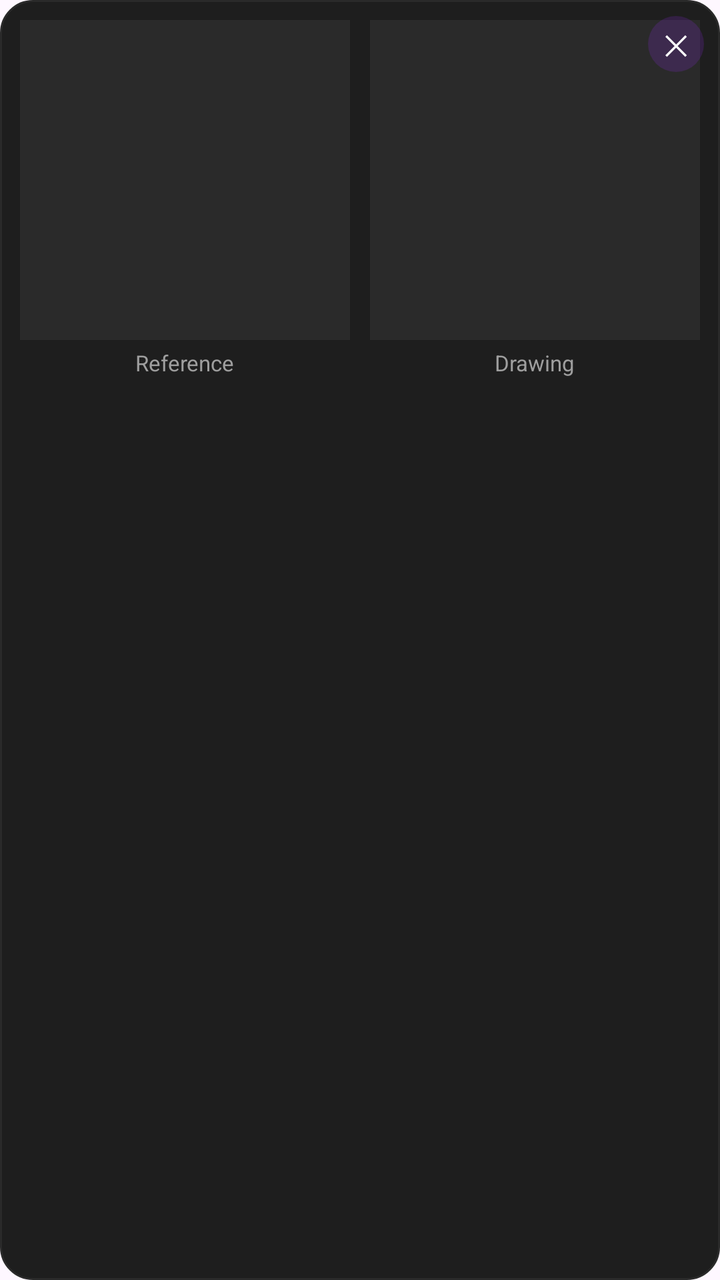
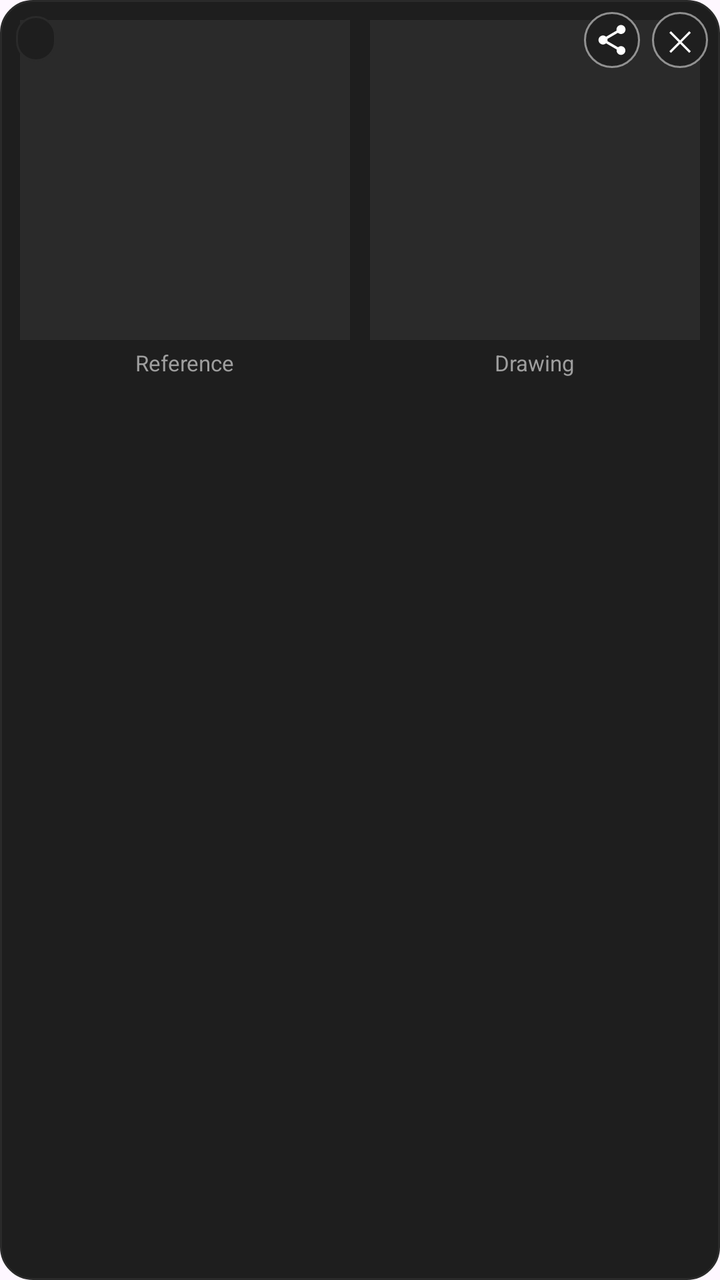

Before-and-after screenshots of an Android layout around one commit, followed by the original layout XML and the change that was made.
<!-- AndroidManifest.xml: application theme Theme.DrawingApplication -->
<!-- res/layout/item_gallery_pair.xml -->
<?xml version="1.0" encoding="utf-8"?>
<FrameLayout xmlns:android="http://schemas.android.com/apk/res/android"
    android:layout_width="match_parent"
    android:layout_height="wrap_content"
    android:layout_marginBottom="14dp"
    android:background="@drawable/menu_item_bg">

    <LinearLayout
        android:layout_width="match_parent"
        android:layout_height="wrap_content"
        android:orientation="horizontal"
        android:padding="10dp">

        <LinearLayout
            android:id="@+id/sideReference"
            android:layout_width="0dp"
            android:layout_height="wrap_content"
            android:layout_marginEnd="5dp"
            android:layout_weight="1"
            android:orientation="vertical">

            <ImageView
                android:id="@+id/imgReference"
                android:layout_width="match_parent"
                android:layout_height="160dp"
                android:background="#2A2A2A"
                android:contentDescription="Reference image"
                android:scaleType="centerCrop" />

            <TextView
                android:layout_width="match_parent"
                android:layout_height="wrap_content"
                android:gravity="center_horizontal"
                android:paddingTop="4dp"
                android:text="Reference"
                android:textColor="#9E9E9E"
                android:textSize="11sp" />

        </LinearLayout>

        <LinearLayout
            android:id="@+id/sideDrawing"
            android:layout_width="0dp"
            android:layout_height="wrap_content"
            android:layout_marginStart="5dp"
            android:layout_weight="1"
            android:orientation="vertical">

            <ImageView
                android:id="@+id/imgResult"
                android:layout_width="match_parent"
                android:layout_height="160dp"
                android:background="#2A2A2A"
                android:contentDescription="Your drawing"
                android:scaleType="centerCrop" />

            <TextView
                android:layout_width="match_parent"
                android:layout_height="wrap_content"
                android:gravity="center_horizontal"
                android:paddingTop="4dp"
                android:text="Drawing"
                android:textColor="#9E9E9E"
                android:textSize="11sp" />

        </LinearLayout>

    </LinearLayout>

    <TextView
        android:id="@+id/btnRemovePair"
        android:layout_width="28dp"
        android:layout_height="28dp"
        android:layout_gravity="top|end"
        android:layout_margin="8dp"
        android:background="@drawable/menu_icon_bg"
        android:clickable="true"
        android:focusable="true"
        android:gravity="center"
        android:text="✕"
        android:textColor="#FFFFFF"
        android:textSize="14sp" />

</FrameLayout>
<!-- resources referenced by this layout -->
<resources>
  <!-- drawable menu_icon_bg (drawable) -->
  <?xml version="1.0" encoding="utf-8"?>
  <shape xmlns:android="http://schemas.android.com/apk/res/android"
      android:shape="oval">
      <solid android:color="#33892CDC" />
  </shape>
  <!-- drawable menu_item_bg (drawable) -->
  <?xml version="1.0" encoding="utf-8"?>
  <shape xmlns:android="http://schemas.android.com/apk/res/android"
      android:shape="rectangle">
      <solid android:color="#1E1E1E" />
      <corners android:radius="16dp" />
      <stroke
          android:width="1dp"
          android:color="#2A2A2A" />
  </shape>
  <style name="Theme.DrawingApplication" parent="Base.Theme.DrawingApplication" />
  <style name="Base.Theme.DrawingApplication" parent="Theme.Material3.DayNight.NoActionBar">
          
          
      </style>
</resources>

<!-- the commit's change to res/layout/item_gallery_pair.xml (unified diff, before → after) -->
@@ -68,17 +68,50 @@
     </LinearLayout>
 
     <TextView
-        android:id="@+id/btnRemovePair"
-        android:layout_width="28dp"
-        android:layout_height="28dp"
+        android:id="@+id/tvDate"
+        android:layout_width="wrap_content"
+        android:layout_height="wrap_content"
+        android:layout_gravity="top|start"
+        android:layout_margin="8dp"
+        android:background="@drawable/menu_item_bg"
+        android:paddingLeft="10dp"
+        android:paddingRight="10dp"
+        android:paddingTop="4dp"
+        android:paddingBottom="4dp"
+        android:textColor="#FFFFFF"
+        android:textSize="11sp" />
+
+    <LinearLayout
+        android:layout_width="wrap_content"
+        android:layout_height="wrap_content"
         android:layout_gravity="top|end"
-        android:layout_margin="8dp"
-        android:background="@drawable/menu_icon_bg"
-        android:clickable="true"
-        android:focusable="true"
-        android:gravity="center"
-        android:text="✕"
-        android:textColor="#FFFFFF"
-        android:textSize="14sp" />
+        android:layout_margin="6dp"
+        android:orientation="horizontal">
+
+        <ImageView
+            android:id="@+id/btnSharePair"
+            android:layout_width="28dp"
+            android:layout_height="28dp"
+            android:background="@drawable/card_btn_bg"
+            android:clickable="true"
+            android:contentDescription="Share drawing"
+            android:focusable="true"
+            android:padding="5dp"
+            android:src="@drawable/ic_share" />
+
+        <TextView
+            android:id="@+id/btnRemovePair"
+            android:layout_width="28dp"
+            android:layout_height="28dp"
+            android:layout_marginStart="6dp"
+            android:background="@drawable/card_btn_bg"
+            android:clickable="true"
+            android:focusable="true"
+            android:gravity="center"
+            android:text="✕"
+            android:textColor="#FFFFFF"
+            android:textSize="14sp" />
+
+    </LinearLayout>
 
 </FrameLayout>
<!-- resource entries referenced after the edit -->
@@ -1,11 +1,25 @@
 <!-- resources referenced by this layout -->
 <resources>
-  <!-- drawable menu_icon_bg (drawable) -->
+  <!-- drawable card_btn_bg (drawable) -->
   <?xml version="1.0" encoding="utf-8"?>
   <shape xmlns:android="http://schemas.android.com/apk/res/android"
       android:shape="oval">
-      <solid android:color="#33892CDC" />
+      <solid android:color="#D91E1E1E" />
+      <stroke
+          android:width="1dp"
+          android:color="#80FFFFFF" />
   </shape>
+  <!-- drawable ic_share (drawable) -->
+  <?xml version="1.0" encoding="utf-8"?>
+  <vector xmlns:android="http://schemas.android.com/apk/res/android"
+      android:width="24dp"
+      android:height="24dp"
+      android:viewportWidth="24"
+      android:viewportHeight="24">
+      <path
+          android:fillColor="#FFFFFF"
+          android:pathData="M18,16.08c-0.76,0 -1.44,0.3 -1.96,0.77L8.91,12.7c0.05,-0.23 0.09,-0.46 0.09,-0.7s-0.04,-0.47 -0.09,-0.7l7.05,-4.11c0.54,0.5 1.25,0.81 2.04,0.81 1.66,0 3,-1.34 3,-3s-1.34,-3 -3,-3 -3,1.34 -3,3c0,0.24 0.04,0.47 0.09,0.7L8.04,9.81C7.5,9.31 6.79,9 6,9c-1.66,0 -3,1.34 -3,3s1.34,3 3,3c0.79,0 1.5,-0.31 2.04,-0.81l7.12,4.16c-0.05,0.21 -0.08,0.43 -0.08,0.65 0,1.61 1.31,2.92 2.92,2.92 1.61,0 2.92,-1.31 2.92,-2.92s-1.31,-2.92 -2.92,-2.92z" />
+  </vector>
   <!-- drawable menu_item_bg (drawable) -->
   <?xml version="1.0" encoding="utf-8"?>
   <shape xmlns:android="http://schemas.android.com/apk/res/android"
